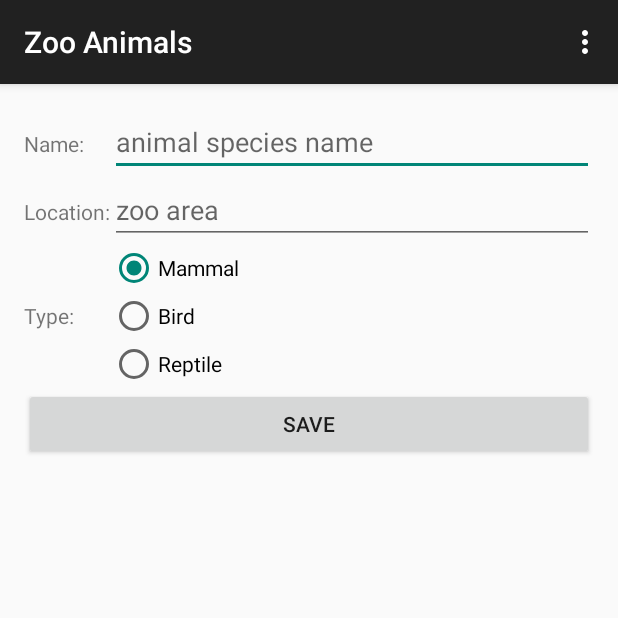
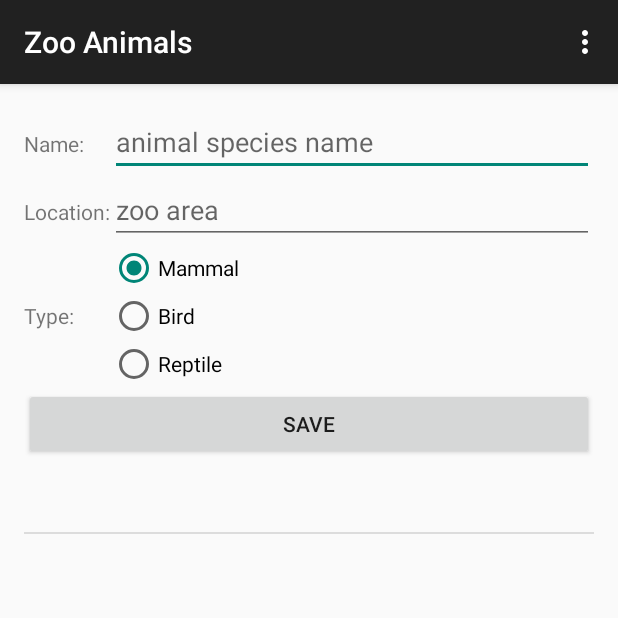
Before and after one commit to RKJokela/ZooList, an Android app: the screen it shows after launch (ZooListActivity), in the options menu, after a tap on "Settings", on a phone screen of 412 x 824 dp, the top half of it. Run offline under Robolectric (Android 15) with nearby library versions, the phone set to English and light mode, and no system bars.

```diff
--- a/app/src/main/java/com/rjokela/zoolist/ZooListActivityFragment.java
+++ b/app/src/main/java/com/rjokela/zoolist/ZooListActivityFragment.java
@@ -5,12 +5,22 @@ import android.os.Bundle;
 import android.view.LayoutInflater;
 import android.view.View;
 import android.view.ViewGroup;
+import android.widget.ArrayAdapter;
+import android.widget.Button;
+import android.widget.EditText;
+import android.widget.ListView;
+import android.widget.RadioGroup;
+
+import java.util.ArrayList;
+import java.util.List;
 
 
 /**
  * A placeholder fragment containing a simple view.
  */
 public class ZooListActivityFragment extends Fragment {
+    List<Animal> animals = new ArrayList<Animal>();
+    ArrayAdapter<Animal> adapter = null;
 
     public ZooListActivityFragment() {
     }
@@ -20,4 +30,47 @@ public class ZooListActivityFragment extends Fragment {
                              Bundle savedInstanceState) {
         return inflater.inflate(R.layout.fragment_zoo_list, container, false);
     }
+
+    @Override
+    public void onActivityCreated(Bundle savedInstanceState){
+        super.onActivityCreated(savedInstanceState);
+        ListView list=(ListView)getActivity().findViewById(R.id.zoo_animals);
+        adapter=new ArrayAdapter<Animal>(getActivity(),
+                android.R.layout.simple_list_item_1,
+                animals);
+        list.setAdapter(adapter);
+
+        Button saveButton = (Button) getActivity().findViewById(R.id.zoo_saveButton);
+        saveButton.setOnClickListener(new View.OnClickListener() {
+            @Override
+            public void onClick(View v) {
+                onSave();
+            }
+        });
+    }
+
+    private void onSave(){
+        Animal animal=new Animal();
+        EditText name=(EditText)getActivity().findViewById(R.id.zoo_name);
+        EditText location=(EditText)getActivity().findViewById(R.id.zoo_location);
+        animal.setName(name.getText().toString());
+        animal.setLocation(location.getText().toString());
+        RadioGroup types=(RadioGroup)getActivity().findViewById(R.id.zoo_animalType);
+        switch (types.getCheckedRadioButtonId()) {
+            case R.id.zoo_animalTypeMammal:
+                animal.setType("mammal");
+                break;
+            case R.id.zoo_animalTypeBird:
+                animal.setType("bird");
+                break;
+            case R.id.zoo_animalTypeReptile:
+                animal.setType("reptile");
+                break;
+        }
+        // Add the object at the end of the array.
+        adapter.add(animal);
+        // Notifies the adapter that the underlying data has changed,
+        // any View reflecting the data should refresh itself.
+        adapter.notifyDataSetChanged();
+    }
 }
```
